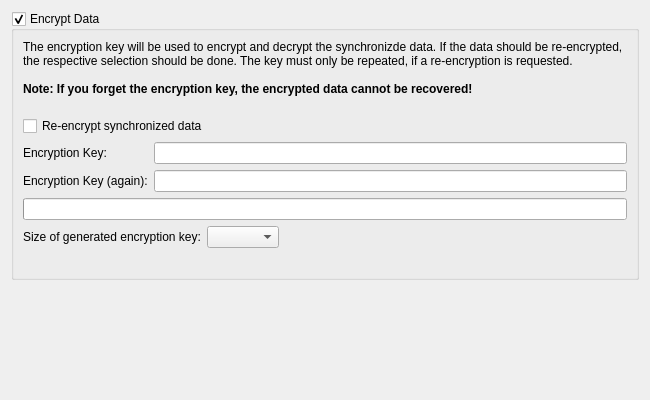
This is Helpviewer/Sync/SyncEncryptionPage.ui in testmana2/test as Qt 5 draws it before an edit. The edited form follows.
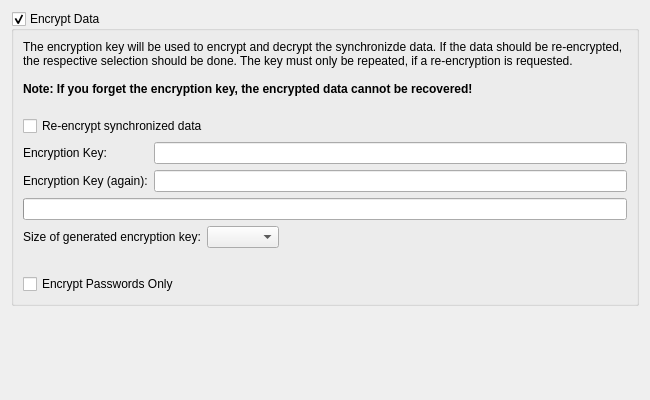
This is the edited form. Custom widgets are drawn as their Qt base class.

Commit message: Added option to only encrypt passwords upon synchronisation.

What changed in the file:
```diff
--- a/Helpviewer/Sync/SyncEncryptionPage.ui
+++ b/Helpviewer/Sync/SyncEncryptionPage.ui
@@ -131,6 +131,16 @@
         </property>
        </widget>
       </item>
+      <item row="7" column="0" colspan="2">
+       <widget class="QCheckBox" name="loginsOnlyCheckBox">
+        <property name="toolTip">
+         <string>Select to encrypt only the passwords</string>
+        </property>
+        <property name="text">
+         <string>Encrypt Passwords Only</string>
+        </property>
+       </widget>
+      </item>
      </layout>
     </widget>
    </item>
```
Left out of the diff: 2 changed lines with no effect on the pictures. The commit also changes 17 other files.
